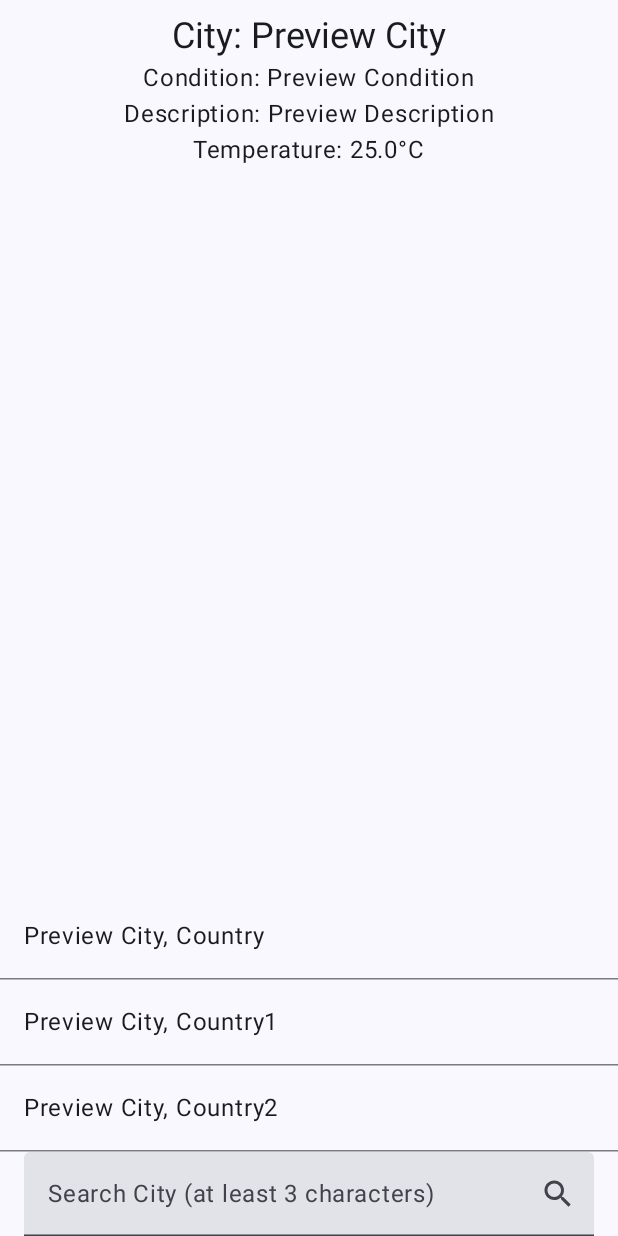
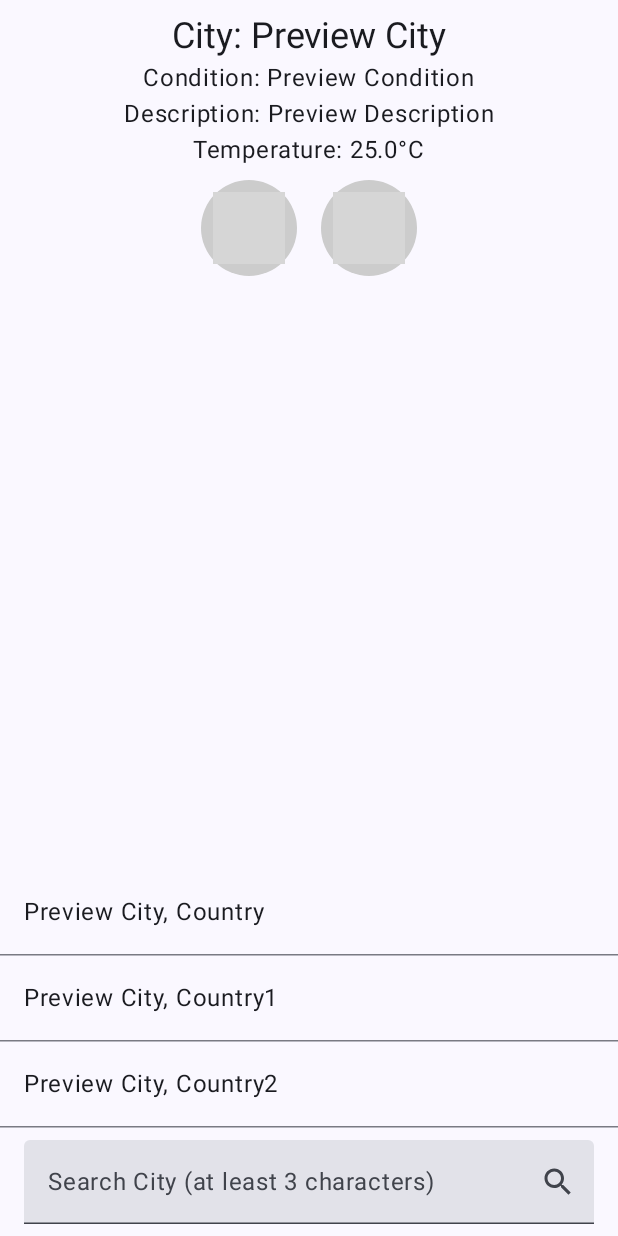
Before and after one commit to Aidan-GreenMan/silver-umbrella, an Android app built with Jetpack Compose: the @Preview function WeatherScreenPreview, on a phone screen of 412 x 824 dp. Run offline under Robolectric (Android 15) with nearby library versions, the phone set to English and light mode, and no system bars; pictures from the network do not load; grey boxes are pictures that could not be loaded.

Commit message:
feat: weather condition Icons

```diff
--- a/app/build.gradle.kts
+++ b/app/build.gradle.kts
@@ -66,6 +66,7 @@ dependencies {
     implementation(libs.retrofit.converter.gson)
     implementation(libs.okhttp)
     implementation(libs.okhttp.logging.interceptor)
+    implementation(libs.coil.compose)
     testImplementation(libs.junit)
     androidTestImplementation(libs.androidx.junit)
     androidTestImplementation(libs.androidx.espresso.core)
--- a/app/src/main/java/digital/greenman/silverumbrella/data/mapper/WeatherResponseMapper.kt
+++ b/app/src/main/java/digital/greenman/silverumbrella/data/mapper/WeatherResponseMapper.kt
@@ -21,5 +21,6 @@ fun WeatherResponse.toDomain(): WeatherDetails {
         condition,
         description,
         temperature = main.temp,
+        icons = weather.map { it.icon }
     )
 }
--- a/app/src/main/java/digital/greenman/silverumbrella/domain/model/WeatherDetails.kt
+++ b/app/src/main/java/digital/greenman/silverumbrella/domain/model/WeatherDetails.kt
@@ -5,5 +5,5 @@ data class WeatherDetails(
     val condition: String,
     val description: String,
     val temperature: Double,
-
+    val icons: List<String>
 )
--- a/app/src/main/java/digital/greenman/silverumbrella/ui/weather/WeatherScreen.kt
+++ b/app/src/main/java/digital/greenman/silverumbrella/ui/weather/WeatherScreen.kt
@@ -1,16 +1,21 @@
 package digital.greenman.silverumbrella.ui.weather
 
+import androidx.compose.foundation.background
 import androidx.compose.foundation.clickable
 import androidx.compose.foundation.layout.Arrangement
+import androidx.compose.foundation.layout.Box
 import androidx.compose.foundation.layout.Column
+import androidx.compose.foundation.layout.Row
 import androidx.compose.foundation.layout.Spacer
 import androidx.compose.foundation.layout.fillMaxSize
 import androidx.compose.foundation.layout.fillMaxWidth
 import androidx.compose.foundation.layout.height
 import androidx.compose.foundation.layout.imePadding
 import androidx.compose.foundation.layout.padding
+import androidx.compose.foundation.layout.size
 import androidx.compose.foundation.lazy.LazyColumn
 import androidx.compose.foundation.lazy.items
+import androidx.compose.foundation.shape.CircleShape
 import androidx.compose.foundation.text.KeyboardActions
 import androidx.compose.foundation.text.KeyboardOptions
 import androidx.compose.material.icons.Icons
@@ -31,10 +36,13 @@ import androidx.compose.runtime.remember
 import androidx.compose.runtime.setValue
 import androidx.compose.ui.Alignment
 import androidx.compose.ui.Modifier
+import androidx.compose.ui.draw.clip
+import androidx.compose.ui.graphics.Color
 import androidx.compose.ui.res.stringResource
 import androidx.compose.ui.text.input.ImeAction
 import androidx.compose.ui.tooling.preview.Preview
 import androidx.compose.ui.unit.dp
+import coil.compose.AsyncImage
 import digital.greenman.silverumbrella.R
 import digital.greenman.silverumbrella.domain.model.GeoDetails
 import digital.greenman.silverumbrella.domain.model.WeatherDetails
@@ -82,7 +90,7 @@ fun WeatherScreen(
                 label = { Text(stringResource(R.string.search_placeholder)) },
                 modifier = Modifier
                     .fillMaxWidth()
-                    .padding(start = 16.dp, end = 16.dp)
+                    .padding(start = 16.dp, end = 16.dp, bottom = 8.dp)
             )
             Spacer(modifier = Modifier.height(8.dp))
         }) { innerPadding ->
@@ -120,6 +128,27 @@ fun WeatherScreen(
                                 R.string.temperature_c_label, weatherState.weather.temperature
                             )
                         )
+                        Row {
+                            weatherState.weather.icons.forEach {
+                                Box(
+                                    contentAlignment = Alignment.Center,
+                                    modifier = Modifier
+                                        .padding(8.dp)
+                                        .size(64.dp)
+                                        .clip(CircleShape)
+                                        .background(Color.LightGray)
+                                ) {
+                                    AsyncImage(
+                                        model = "https://openweathermap.org/img/wn/$it@2x.png",
+                                        contentDescription = null,
+                                        modifier = Modifier
+                                            .size(48.dp)
+                                            .clip(CircleShape)
+                                            .background(Color.White)
+                                    )
+                                }
+                            }
+                        }
                     }
                 }
 
@@ -137,7 +166,8 @@ fun WeatherScreen(
                     LazyColumn(
                         modifier = Modifier
                             .fillMaxWidth()
-                            .weight(1f),
+                            .weight(1f)
+                            .padding(bottom = 8.dp),
                         // Push cities list down
                         verticalArrangement = Arrangement.Bottom
                     ) {
@@ -178,7 +208,11 @@ fun WeatherScreenPreview() {
         WeatherScreen(
             weatherState = WeatherState.Success(
                 WeatherDetails(
-                "Preview City", "Preview Condition", "Preview Description", 25.0
+                    "Preview City",
+                    "Preview Condition",
+                    "Preview Description",
+                    25.0,
+                    listOf("50d", "13d")
                 )
             ), citiesState = CitiesState.Success(
                 listOf(
--- a/gradle/libs.versions.toml
+++ b/gradle/libs.versions.toml
@@ -10,6 +10,7 @@ activityCompose = "1.8.0"
 composeBom = "2024.09.00"
 retrofit = "2.9.0"
 okhttp = "4.12.0"
+coil = "2.7.0"
 
 [libraries]
 androidx-core-ktx = { group = "androidx.core", name = "core-ktx", version.ref = "coreKtx" }
@@ -30,6 +31,7 @@ retrofit = { group = "com.squareup.retrofit2", name = "retrofit", version.ref =
 retrofit-converter-gson = { group = "com.squareup.retrofit2", name = "converter-gson", version.ref = "retrofit" }
 okhttp = { group = "com.squareup.okhttp3", name = "okhttp", version.ref = "okhttp" }
 okhttp-logging-interceptor = { group = "com.squareup.okhttp3", name = "logging-interceptor", version.ref = "okhttp" }
+coil-compose = { group = "io.coil-kt", name = "coil-compose", version.ref = "coil" }
 
 [plugins]
 android-application = { id = "com.android.application", version.ref = "agp" }
```
Also changed, not shown: 1 other file. Lines whose indentation alone changed are shown as unchanged.
